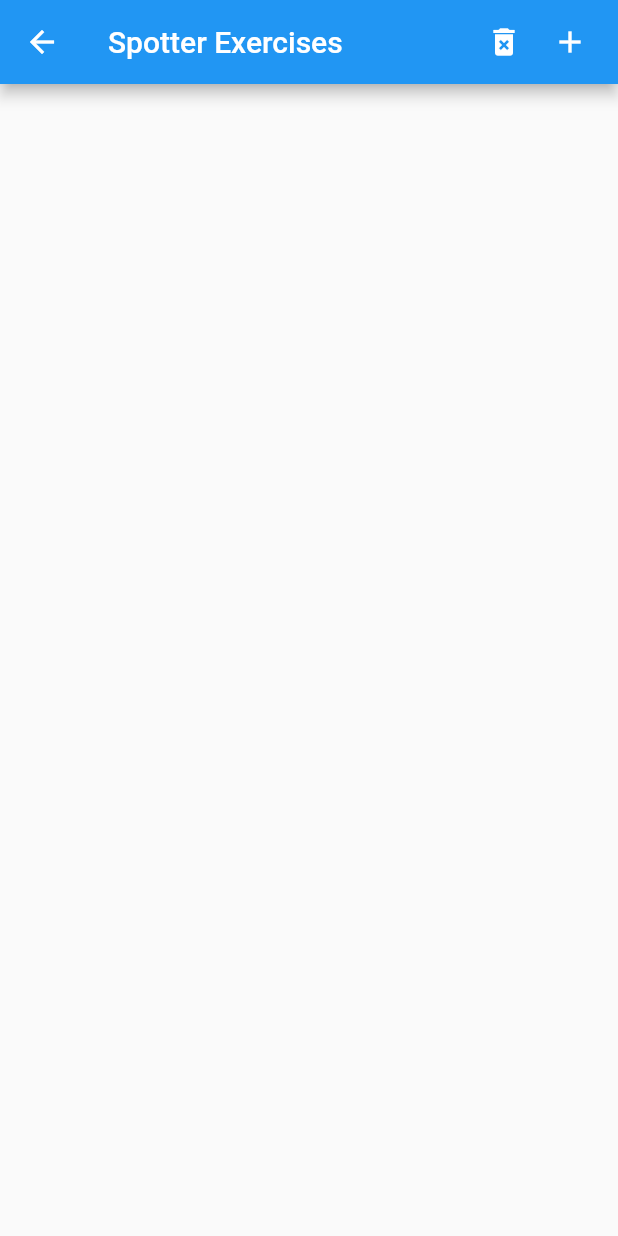
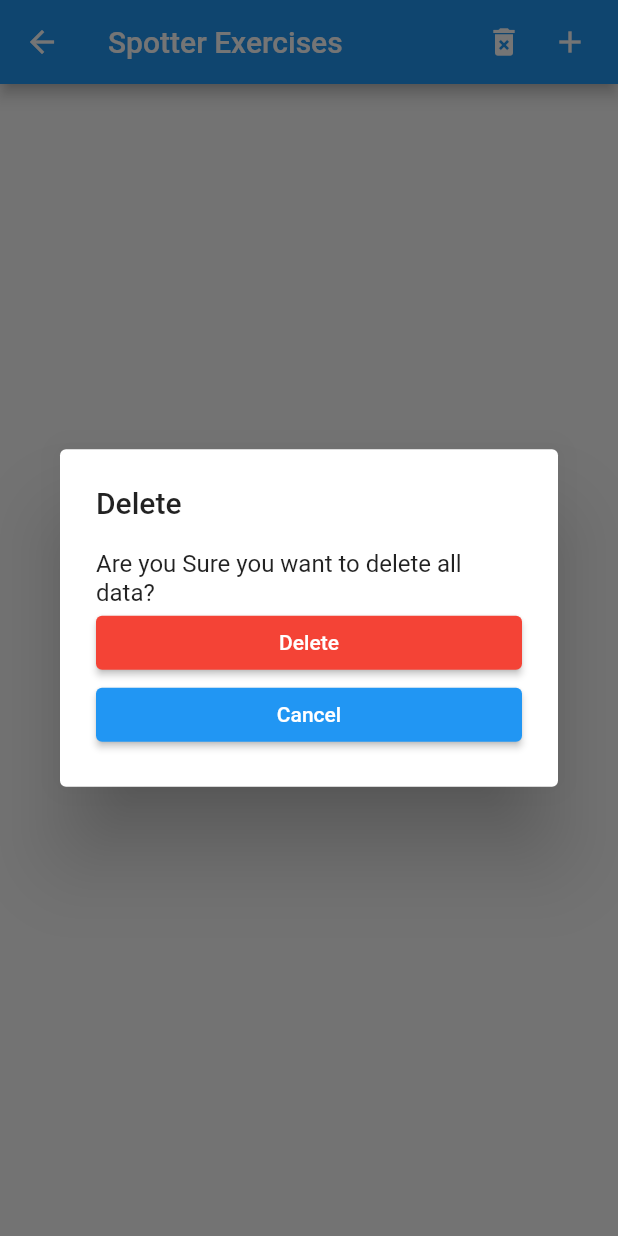
Before and after one commit to dkolosa/spotter, a Flutter app: the ExerciseView screen opened directly, after a tap on the "delete forever" icon, on a phone screen of 412 x 824 dp. Run offline on Flutter 3.47's test engine with Material 2 defaults, Android fonts, the phone set to English and light mode, and no system bars; our stand-ins replace hive, hive_flutter, table_calendar; missing offline and left inert: dart:ffi; accounts and stored records are empty.

Commit message:
Delete by longpressing

```diff
--- a/lib/exercises.dart
+++ b/lib/exercises.dart
@@ -26,7 +26,7 @@ class _ExerciseViewState extends State<ExerciseView> {
             padding: const EdgeInsets.only(right: 20.0),
             child: GestureDetector(
               onTap: () async {
-                _dbopetations.deleteAllExercises();
+                _showDeleteAllDialog(context);
                 setState(() {});
               },
               child: const Icon(Icons.delete_forever),
@@ -37,7 +37,7 @@ class _ExerciseViewState extends State<ExerciseView> {
             child: GestureDetector(
               onTap: () async {
                 Map<int, String>? resultLabel =
-                    await _showTextInputDialog(context, null);
+                    await _showTextInputDialog(context);
                 if (resultLabel != null) {
                   _addExercise();
                   _clearTextBox();
@@ -63,11 +63,11 @@ class _ExerciseViewState extends State<ExerciseView> {
             onDoubleTap: () async {
               var exercise = _dbopetations.getExercise(index);
               _populateTextBoxes(exercise);
-              var updatedValues = await _showTextInputDialog(context, index);
+              var updatedValues = await _showTextInputDialog(context);
               if (updatedValues != null) {
                 _updateExercise(index, updatedValues);
+                setState(() {});
               }
-              setState(() {});
             },
             child: Container(
               padding: const EdgeInsets.all(8),
@@ -85,6 +85,9 @@ class _ExerciseViewState extends State<ExerciseView> {
                 ),
               ),
             ),
+            onLongPress: () => setState(() {
+              _dbopetations.deleteExercise(index);
+            }),
           );
         },
       ),
@@ -143,8 +146,7 @@ class _ExerciseViewState extends State<ExerciseView> {
   final _textFieldControllerWeight = TextEditingController();
   final _textFieldControllerMuscle = TextEditingController();
 
-  Future<Map<int, String>?> _showTextInputDialog(
-      BuildContext context, int? index) async {
+  Future<Map<int, String>?> _showTextInputDialog(BuildContext context) async {
     return showDialog(
         context: context,
         builder: (context) {
@@ -180,17 +182,6 @@ class _ExerciseViewState extends State<ExerciseView> {
             ),
             actions: <Widget>[
               ElevatedButton(
-                  onPressed: () {
-                    if (index != null) {
-                      _deleteExercise(index);
-                      Navigator.pop(context);
-                    }
-                  },
-                  style: ElevatedButton.styleFrom(
-                    backgroundColor: Colors.red,
-                  ),
-                  child: const Text("Delete")),
-              ElevatedButton(
                 child: const Text("Cancel"),
                 onPressed: () => Navigator.pop(context),
               ),
@@ -210,4 +201,33 @@ class _ExerciseViewState extends State<ExerciseView> {
           );
         });
   }
+
+  Future<Map<int, String>?> _showDeleteAllDialog(BuildContext context) async {
+    return showDialog(
+        context: context,
+        builder: (context) {
+          return AlertDialog(
+            title: const Text('Delete'),
+            content: SingleChildScrollView(
+              child: ListBody(
+                children: <Widget>[
+                  const Text("Are you Sure you want to delete all data?"),
+                  ElevatedButton(
+                      onPressed: () {
+                        _dbopetations.deleteAllExercises();
+                        Navigator.pop(context);
+                      },
+                      style: ElevatedButton.styleFrom(
+                        backgroundColor: Colors.red,
+                      ),
+                      child: const Text("Delete")),
+                  ElevatedButton(
+                      child: const Text("Cancel"),
+                      onPressed: () => Navigator.pop(context)),
+                ],
+              ),
+            ),
+          );
+        });
+  }
 }
```
